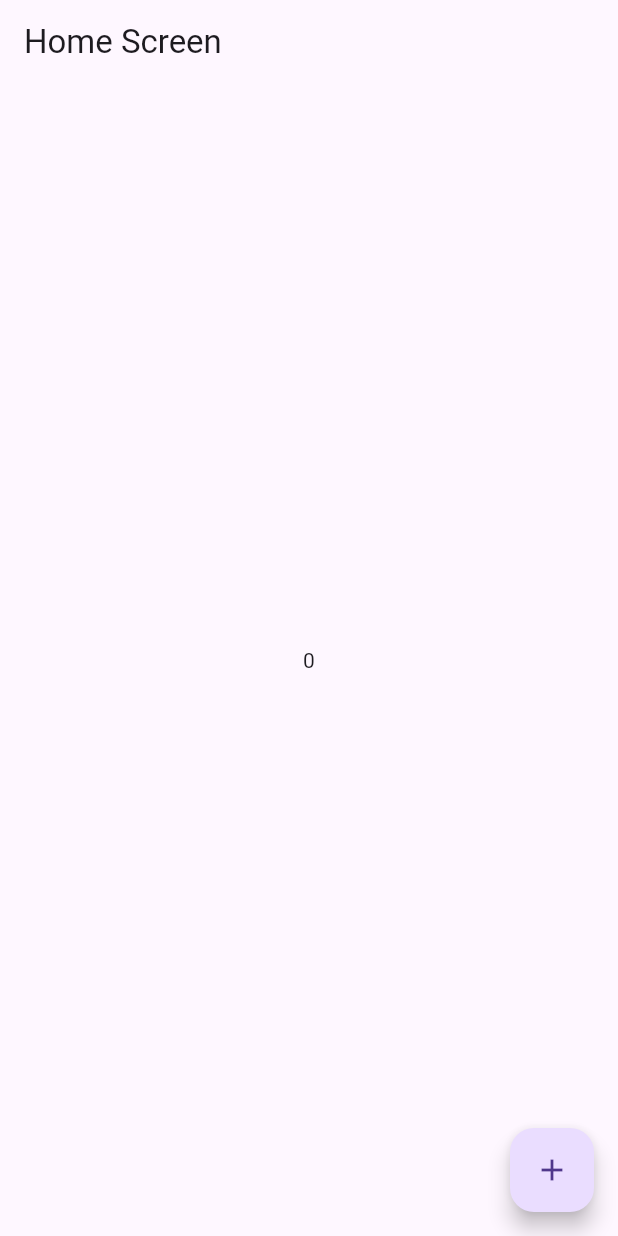
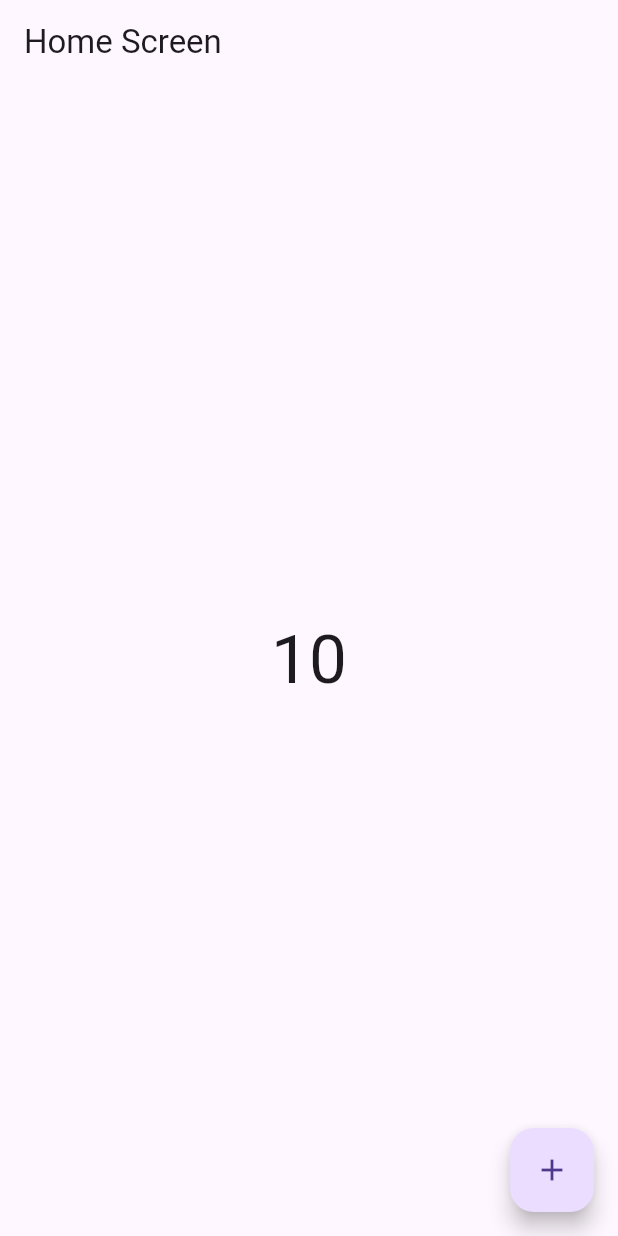
Before and after one commit to eduhoratiu/hello_stateless, a Flutter app: the screen it shows after launch, on a phone screen of 412 x 824 dp. Run offline on Flutter 3.47's test engine with Material 3 defaults, Android fonts, the phone set to English and light mode, and no system bars.

Commit message:
Add initial counter to HomeScreen and update state management

```diff
--- a/lib/main.dart
+++ b/lib/main.dart
@@ -15,7 +15,7 @@ class MyApp extends StatelessWidget {
     return MaterialApp(
       debugShowCheckedModeBanner: false,
       title: strings.appName,
-      home: const HomeScreen(),
+      home: const HomeScreen(initialCounter: 10),
     );
   }
 }
--- a/lib/screens/home_screen.dart
+++ b/lib/screens/home_screen.dart
@@ -3,25 +3,49 @@ import 'package:flutter/material.dart';
 import '../common/string.dart' as strings;
 
 class HomeScreen extends StatefulWidget {
-  const HomeScreen({super.key});
+  const HomeScreen({
+    super.key,
+    required this.initialCounter,
+  });
+
+  final int initialCounter;
 
   @override
   State<HomeScreen> createState() => _HomeScreenState();
 }
 
 class _HomeScreenState extends State<HomeScreen> {
-  int _counter = 0;
+  late int _counter;
+
+  @override
+  void initState() {
+    super.initState();
+
+    _counter = widget.initialCounter;
+  }
 
   @override
   Widget build(BuildContext context) {
     return Scaffold(
-      appBar: AppBar(title: Text(strings.homeScreenTitle)),
+      appBar: AppBar(
+        title: const Text(strings.homeScreenTitle),
+      ),
       body: Center(
-        child: Text('$_counter'),
+        child: Text(
+          '$_counter',
+          style: Theme.of(context).textTheme.displayMedium,
+        ),
       ),
       floatingActionButton: FloatingActionButton(
         onPressed: () {
+          // setState(() {
+          //   _counter++;
+          // });
           _counter++;
+
+          setState(() {});
+
+          print(_counter);
         },
         child: Icon(Icons.add),
       ),
```
